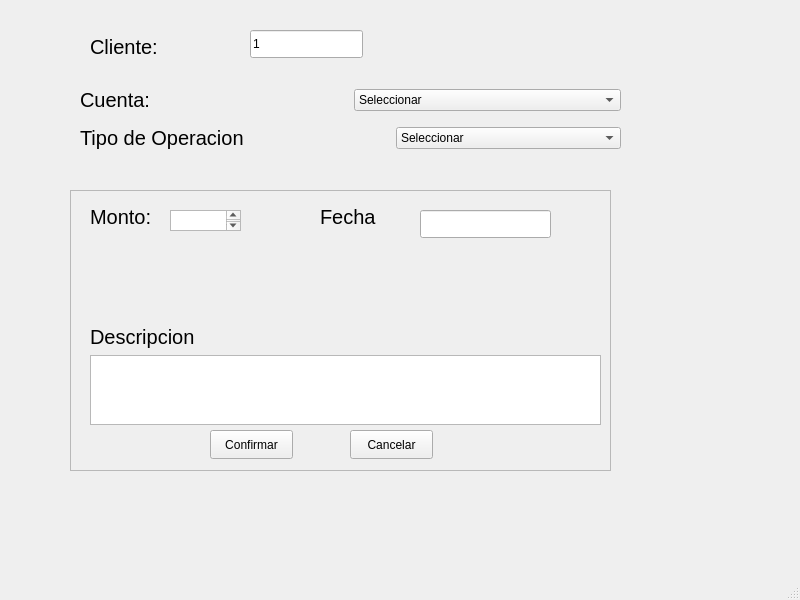
Above: ventanaOperaciones/mainwindow.ui from FranksVilca/TO_FinalLab before the change. Below: the same form after it.
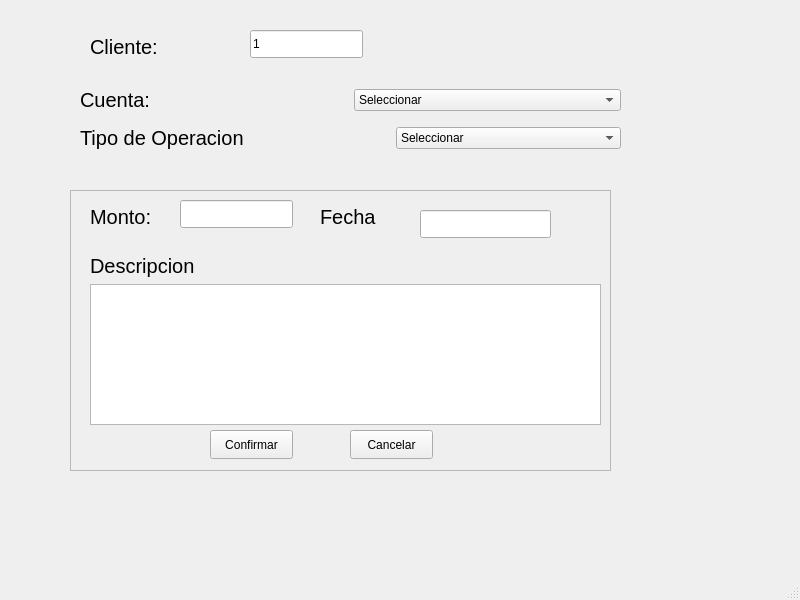
That is the form after the change.

Diff of the .ui file:
```diff
--- a/ventanaOperaciones/mainwindow.ui
+++ b/ventanaOperaciones/mainwindow.ui
@@ -146,88 +146,26 @@
      </property>
      <layout class="QVBoxLayout" name="verticalLayout_2">
       <item>
-       <spacer name="verticalSpacer_2">
-        <property name="orientation">
-         <enum>Qt::Orientation::Vertical</enum>
-        </property>
-        <property name="sizeHint" stdset="0">
-         <size>
-          <width>20</width>
-          <height>40</height>
-         </size>
-        </property>
-       </spacer>
-      </item>
-      <item>
-       <layout class="QHBoxLayout" name="horizontalLayout_3">
+       <layout class="QVBoxLayout" name="verticalLayout_3">
         <item>
-         <spacer name="horizontalSpacer_2">
-          <property name="orientation">
-           <enum>Qt::Orientation::Horizontal</enum>
+         <widget class="QLabel" name="label_5">
+          <property name="font">
+           <font>
+            <pointsize>15</pointsize>
+           </font>
           </property>
-          <property name="sizeHint" stdset="0">
-           <size>
-            <width>160</width>
-            <height>20</height>
-           </size>
+          <property name="text">
+           <string>Descripcion</string>
           </property>
-         </spacer>
+         </widget>
         </item>
         <item>
-         <spacer name="horizontalSpacer">
-          <property name="orientation">
-           <enum>Qt::Orientation::Horizontal</enum>
-          </property>
-          <property name="sizeHint" stdset="0">
-           <size>
-            <width>200</width>
-            <height>20</height>
-           </size>
-          </property>
-         </spacer>
+         <widget class="QPlainTextEdit" name="txtDesc"/>
         </item>
        </layout>
       </item>
-      <item>
-       <spacer name="verticalSpacer">
-        <property name="orientation">
-         <enum>Qt::Orientation::Vertical</enum>
-        </property>
-        <property name="sizeHint" stdset="0">
-         <size>
-          <width>20</width>
-          <height>200</height>
-         </size>
-        </property>
-       </spacer>
-      </item>
-      <item>
-       <widget class="QLabel" name="label_5">
-        <property name="font">
-         <font>
-          <pointsize>15</pointsize>
-         </font>
-        </property>
-        <property name="text">
-         <string>Descripcion</string>
-        </property>
-       </widget>
-      </item>
-      <item>
-       <widget class="QPlainTextEdit" name="plainTextEdit"/>
-      </item>
      </layout>
     </widget>
-    <widget class="QTextEdit" name="textEdit">
-     <property name="geometry">
-      <rect>
-       <x>100</x>
-       <y>20</y>
-       <width>71</width>
-       <height>21</height>
-      </rect>
-     </property>
-    </widget>
     <widget class="QLabel" name="label_3">
      <property name="geometry">
       <rect>
@@ -277,6 +215,16 @@
       <string>Fecha</string>
      </property>
     </widget>
+    <widget class="QLineEdit" name="txtMonto">
+     <property name="geometry">
+      <rect>
+       <x>110</x>
+       <y>10</y>
+       <width>113</width>
+       <height>28</height>
+      </rect>
+     </property>
+    </widget>
    </widget>
    <widget class="QLabel" name="label_4">
     <property name="geometry">
```
Left out of the diff: 10 changed lines with no effect on the pictures.
